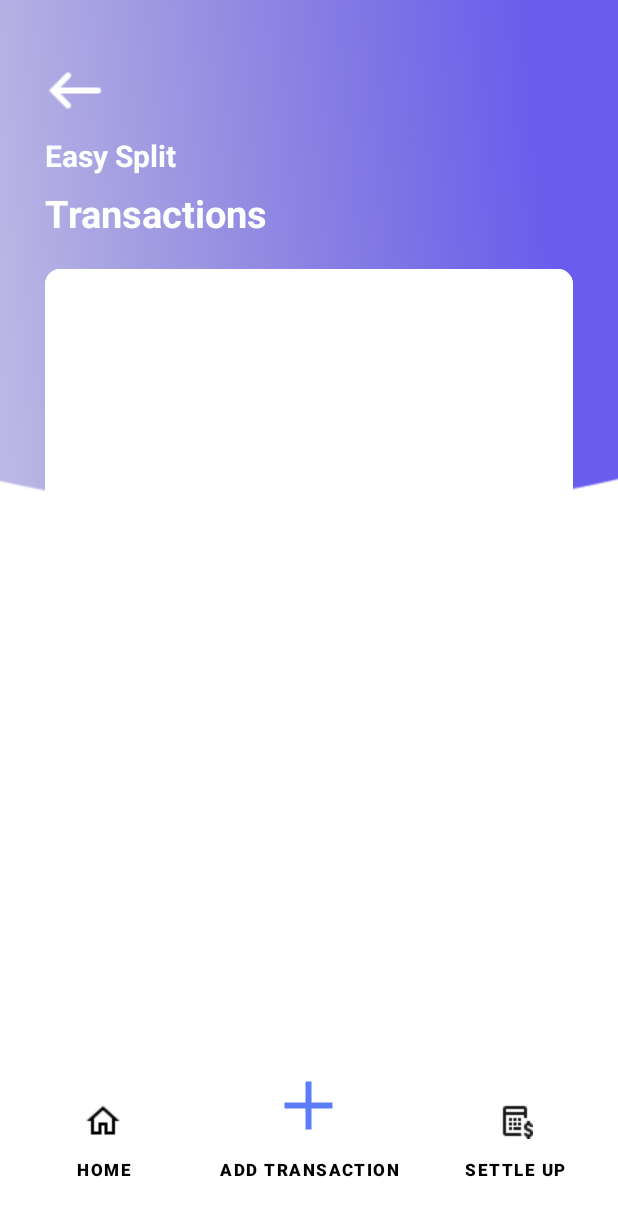
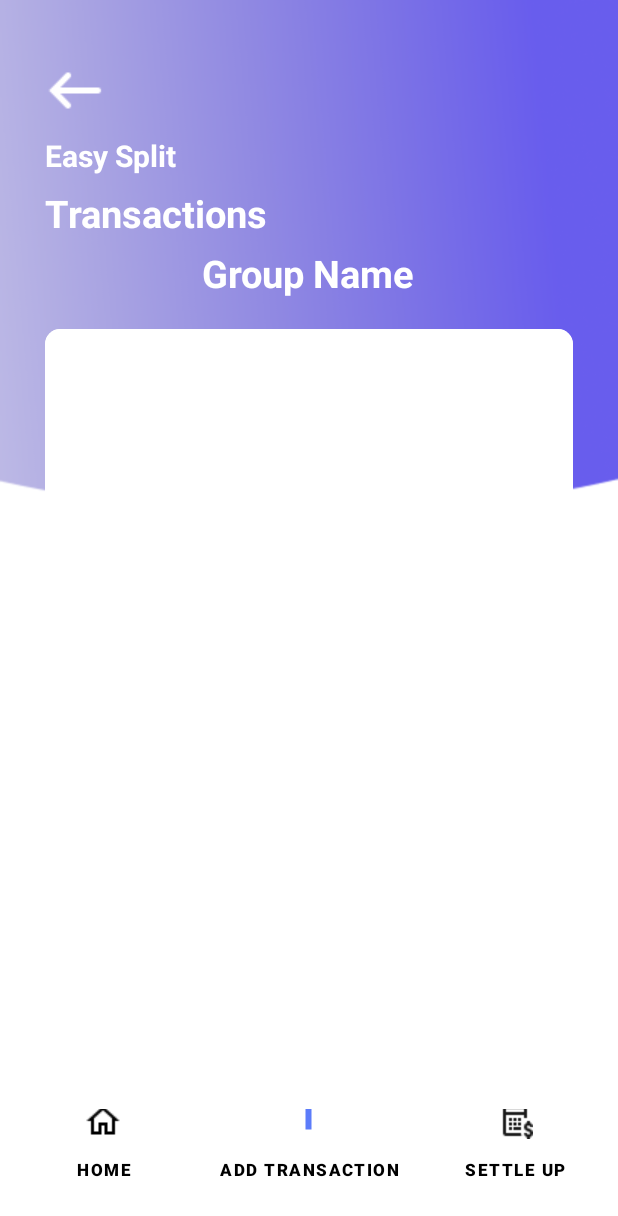
Before and after one commit to pipspritam/Android-App-SplitYourBill, an Android app: the ViewTransaction screen opened directly, with no data from a screen before it, on a phone screen of 412 x 824 dp. Shown: the top 1216 px of the screen. Run offline under Robolectric (Android 15) with nearby library versions, the phone set to English and light mode, and no system bars; 1 statement that could not run was skipped.

Commit message:
safe state

```diff
--- a/app/src/main/java/com/example/splityourbill/ViewTransaction.java
+++ b/app/src/main/java/com/example/splityourbill/ViewTransaction.java
@@ -1,22 +1,24 @@
 package com.example.splityourbill;
-
-import androidx.appcompat.app.AppCompatActivity;
 
 import android.content.Intent;
 import android.os.Bundle;
-import android.widget.ArrayAdapter;
 import android.widget.Button;
 import android.widget.ImageButton;
 import android.widget.ListView;
+import android.widget.TextView;
+
+import androidx.appcompat.app.AppCompatActivity;
 
 public class ViewTransaction extends AppCompatActivity {
 
     ListView lv1;
     Button goToHomeButton;
     ImageButton goToBackButton;
-    ArrayAdapter transactionArrayAdapter;
+//    ArrayAdapter transactionArrayAdapter;
     Button settleUpButton, addTransButton;
+    TextView textViewGroupName;
 
+    dataBaseHelper dataBaseHelper = new dataBaseHelper(ViewTransaction.this);
 
     @Override
     protected void onCreate(Bundle savedInstanceState) {
@@ -27,6 +29,10 @@ public class ViewTransaction extends AppCompatActivity {
         goToBackButton = findViewById(R.id.goToBackButton);
         settleUpButton = findViewById(R.id.goToSettleUp);
         addTransButton = findViewById(R.id.goToaddTrans);
+        textViewGroupName = findViewById(R.id.viewGroupName);
+
+
+        textViewGroupName.setText(dataBaseHelper.getEveryGroup().get(0).getGroupName());
 
 
         settleUpButton.setOnClickListener(v -> {
@@ -60,13 +66,10 @@ public class ViewTransaction extends AppCompatActivity {
             }
         });
 
-
         lv1 = findViewById(R.id.lv1);
         dataBaseHelper dataBaseHelper = new dataBaseHelper(ViewTransaction.this);
         customBaseAdapter customBaseAdapter = new customBaseAdapter(getApplicationContext(), dataBaseHelper.getEveryTrans());
         lv1.setAdapter(customBaseAdapter);
 
-
-
     }
 }
--- a/app/src/main/res/layout/activity_main.xml
+++ b/app/src/main/res/layout/activity_main.xml
@@ -145,6 +145,7 @@
                 android:layout_gravity="center_horizontal"
                 android:layout_weight="1"
                 android:gravity="center"
+                android:layout_marginLeft="70dp"
                 android:layout_marginBottom="20dp"
                 android:text="@string/group_name"
                 android:textColor="@color/white"
@@ -226,6 +227,7 @@
             android:layout_gravity="center"
 
             android:background="@color/white"
+
             android:gravity="bottom">
 
             <Button
--- a/app/src/main/res/layout/activity_view_transaction.xml
+++ b/app/src/main/res/layout/activity_view_transaction.xml
@@ -45,13 +45,24 @@
         android:layout_gravity="left"
         android:layout_marginLeft="30dp"
         android:layout_marginTop="5dp"
-        android:layout_marginBottom="20dp"
+        android:layout_marginBottom="5dp"
         android:text="@string/transactions"
         android:textColor="@color/white"
         android:textSize="25sp"
         android:textStyle="bold"
         tools:ignore="RtlHardcoded" />
 
+    <TextView
+        android:id="@+id/viewGroupName"
+        android:layout_width="wrap_content"
+        android:layout_height="wrap_content"
+        android:layout_gravity="center_horizontal"
+        android:layout_marginBottom="20dp"
+        android:text="Group Name"
+        android:textColor="@color/white"
+        android:textSize="25sp"
+        android:textStyle="bold"
+         />
 
     <com.google.android.material.card.MaterialCardView
         android:id="@+id/card_view_inner"
--- a/app/src/main/res/values/themes.xml
+++ b/app/src/main/res/values/themes.xml
@@ -7,5 +7,11 @@
         <!-- <item name="colorPrimary">@color/my_light_primary</item> -->
     </style>
 
-    <style name="Theme.SplitYourBill" parent="Theme.MaterialComponents.Light.NoActionBar" />
+    <style name="Theme.SplitYourBill" parent="Theme.MaterialComponents.Light.NoActionBar">
+
+
+
+    </style>
+
+
 </resources>
```
